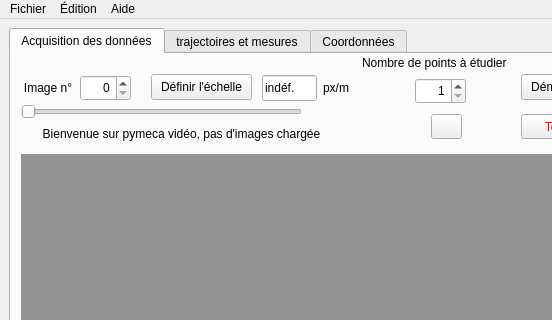
First picture: the form in pymecavideo.ui, repository rene-d/pymecavideo, before the edit; both pictures show x 0 to 552 and y 0 to 320 of the 673 by 675 pixel window.
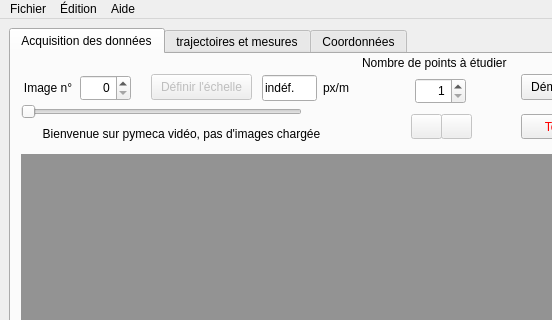
Second picture: the form after the edit.

```diff
--- a/pymecavideo.ui
+++ b/pymecavideo.ui
@@ -13,6 +13,14 @@
    <string>PyMecaVideo, analyse mécanique des vidéos</string>
   </property>
   <widget class="QWidget" name="centralwidget" >
+   <property name="geometry" >
+    <rect>
+     <x>0</x>
+     <y>22</y>
+     <width>673</width>
+     <height>631</height>
+    </rect>
+   </property>
    <layout class="QHBoxLayout" >
     <item>
      <widget class="QTabWidget" name="tabWidget" >
@@ -23,6 +31,14 @@
        <number>0</number>
       </property>
       <widget class="QWidget" name="tab_acq" >
+       <property name="geometry" >
+        <rect>
+         <x>0</x>
+         <y>0</y>
+         <width>651</width>
+         <height>589</height>
+        </rect>
+       </property>
        <attribute name="title" >
         <string>Acquisition des données</string>
        </attribute>
@@ -145,6 +161,9 @@
         </property>
        </widget>
        <widget class="QPushButton" name="Bouton_Echelle" >
+        <property name="enabled" >
+         <bool>false</bool>
+        </property>
         <property name="geometry" >
          <rect>
           <x>140</x>
@@ -355,10 +374,13 @@
          <string>Tout réinitialiser</string>
         </property>
        </widget>
-       <widget class="QPushButton" name="pushButton_revient" >
+       <widget class="QPushButton" name="pushButton_defait" >
+        <property name="enabled" >
+         <bool>false</bool>
+        </property>
         <property name="geometry" >
          <rect>
-          <x>420</x>
+          <x>400</x>
           <y>60</y>
           <width>31</width>
           <height>25</height>
@@ -371,6 +393,25 @@
          <string/>
         </property>
        </widget>
+       <widget class="QPushButton" name="pushButton_refait" >
+        <property name="enabled" >
+         <bool>false</bool>
+        </property>
+        <property name="geometry" >
+         <rect>
+          <x>430</x>
+          <y>60</y>
+          <width>31</width>
+          <height>25</height>
+         </rect>
+        </property>
+        <property name="toolTip" >
+         <string>rétablit le point suivant</string>
+        </property>
+        <property name="text" >
+         <string/>
+        </property>
+       </widget>
       </widget>
       <widget class="QWidget" name="tab_traj" >
        <attribute name="title" >
```
Left out of the diff: 29 changed lines with no effect on the pictures.
